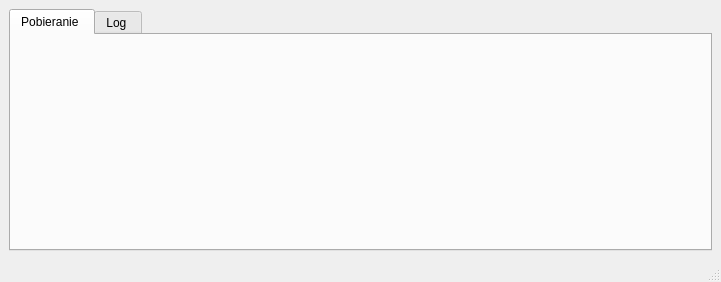
cykus/moorie, file src/moor_gui/src/qmoorie.ui: the form before one commit.
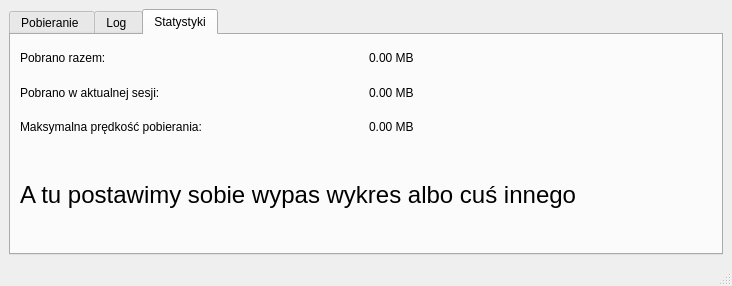
The form after the commit. The open tabs and pages were chosen to show the change.

What changed in the file:
```diff
--- a/src/moor_gui/src/qmoorie.ui
+++ b/src/moor_gui/src/qmoorie.ui
@@ -6,8 +6,8 @@
    <rect>
     <x>0</x>
     <y>0</y>
-    <width>721</width>
-    <height>282</height>
+    <width>732</width>
+    <height>286</height>
    </rect>
   </property>
   <property name="sizePolicy">
@@ -21,7 +21,7 @@
   </property>
   <widget class="QWidget" name="centralwidget">
    <layout class="QGridLayout" name="gridLayout">
-    <item row="0" column="0">
+    <item row="1" column="0">
      <widget class="QTabWidget" name="tabWidget">
       <property name="contextMenuPolicy">
        <enum>Qt::NoContextMenu</enum>
@@ -51,6 +51,78 @@
         </item>
        </layout>
       </widget>
+      <widget class="QWidget" name="tab_3">
+       <attribute name="title">
+        <string>Statystyki</string>
+       </attribute>
+       <layout class="QGridLayout" name="gridLayout_2">
+        <item row="0" column="0">
+         <layout class="QHBoxLayout" name="horizontalLayout">
+          <item>
+           <layout class="QVBoxLayout" name="verticalLayout_2">
+            <item>
+             <widget class="QLabel" name="label">
+              <property name="text">
+               <string>Pobrano razem:</string>
+              </property>
+             </widget>
+            </item>
+            <item>
+             <widget class="QLabel" name="label_4">
+              <property name="text">
+               <string>Pobrano w aktualnej sesji: </string>
+              </property>
+             </widget>
+            </item>
+            <item>
+             <widget class="QLabel" name="label_2">
+              <property name="text">
+               <string>Maksymalna prędkość pobierania:</string>
+              </property>
+             </widget>
+            </item>
+           </layout>
+          </item>
+          <item>
+           <layout class="QVBoxLayout" name="verticalLayout">
+            <item>
+             <widget class="QLabel" name="label_3">
+              <property name="text">
+               <string>0.00 MB</string>
+              </property>
+             </widget>
+            </item>
+            <item>
+             <widget class="QLabel" name="label_5">
+              <property name="text">
+               <string>0.00 MB</string>
+              </property>
+             </widget>
+            </item>
+            <item>
+             <widget class="QLabel" name="label_6">
+              <property name="text">
+               <string>0.00 MB</string>
+              </property>
+             </widget>
+            </item>
+           </layout>
+          </item>
+         </layout>
+        </item>
+        <item row="1" column="0">
+         <widget class="QLabel" name="label_7">
+          <property name="text">
+           <string>&lt;!DOCTYPE HTML PUBLIC &quot;-//W3C//DTD HTML 4.0//EN&quot; &quot;http://www.w3.org/TR/REC-html40/strict.dtd&quot;&gt;
+&lt;html&gt;&lt;head&gt;&lt;meta name=&quot;qrichtext&quot; content=&quot;1&quot; /&gt;&lt;style type=&quot;text/css&quot;&gt;
+p, li { white-space: pre-wrap; }
+&lt;/style&gt;&lt;/head&gt;&lt;body style=&quot; font-family:'Bitstream Vera Sans'; font-size:8pt; font-weight:400; font-style:normal;&quot;&gt;
+&lt;p style=&quot; margin-top:0px; margin-bottom:0px; margin-left:0px; margin-right:0px; -qt-block-indent:0; text-indent:0px;&quot;&gt;&lt;span style=&quot; font-size:18pt;&quot;&gt;A tu postawimy sobie wypas wykres albo cuś innego&lt;/span&gt;&lt;/p&gt;&lt;/body&gt;&lt;/html&gt;</string>
+          </property>
+         </widget>
+        </item>
+       </layout>
+      </widget>
      </widget>
     </item>
    </layout>
```
Left out of the diff: 2 changed lines with no effect on the pictures.
